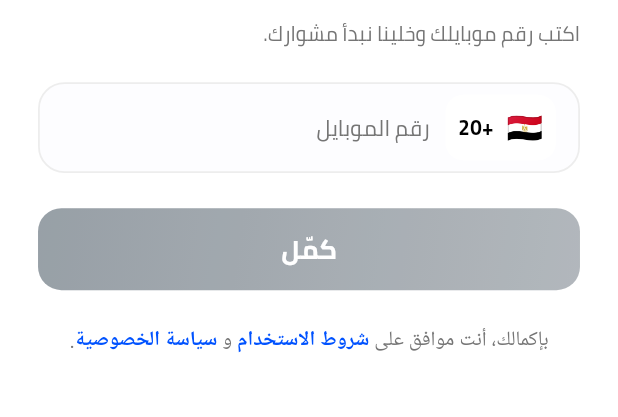
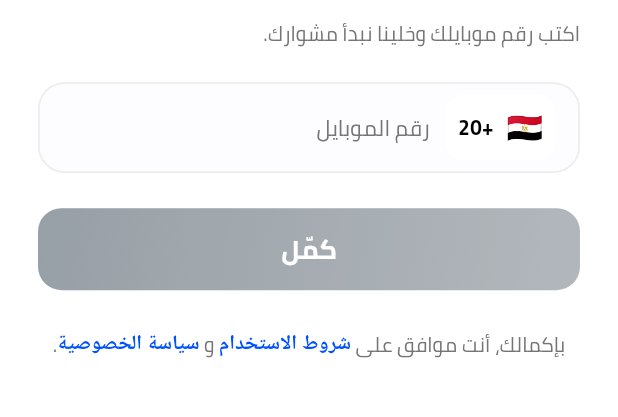
Before and after one commit to mohameddsalah60/go_captain, a Flutter app: the screen it shows after launch, after a tap on "تخطي", after a tap on "ابدأ الآن 🚀", on a phone screen of 412 x 824 dp, the part 248-665 px from its top. Run offline on Flutter 3.47's test engine with Material 3 defaults, Android fonts, the phone set to English and light mode, and no system bars; our stand-ins replace animate_do, dartz, dio, flutter_bloc, flutter_screenutil, flutter_svg and 2 more.

Commit message:
style: Update text style in TermsText widget for consistency

```diff
--- a/lib/features/auth/presentation/widgets/terms_text.dart
+++ b/lib/features/auth/presentation/widgets/terms_text.dart
@@ -14,7 +14,10 @@ class TermsText extends StatelessWidget {
     return RichText(
       textAlign: TextAlign.center,
       text: TextSpan(
-        style: AppTextStyles.w400s14.copyWith(color: AppColors.grey),
+        style: AppTextStyles.w400s14.copyWith(
+          color: AppColors.grey,
+          fontFamily: 'Cairo',
+        ),
         children: [
           const TextSpan(text: 'بإكمالك، أنت موافق على '),
           TextSpan(
```
